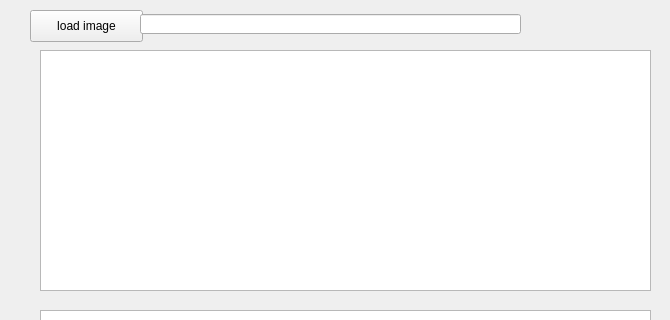
First picture: the form in main_gui.ui, repository faytor/open_lcd_assistant, before the edit; both pictures show x 0 to 670 and y 0 to 320 of the 670 by 733 pixel window.
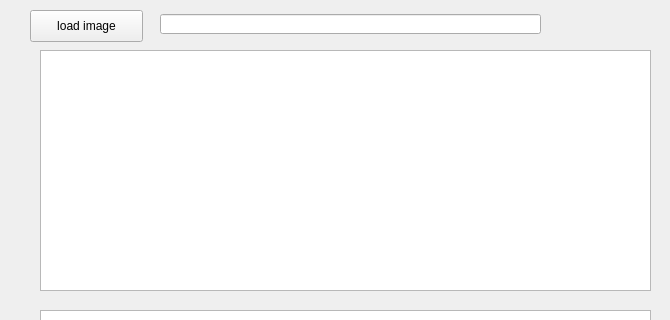
Second picture: the form after the edit.

Commit message: Fix path to the icon

The edit to the form file:
```diff
--- a/main_gui.ui
+++ b/main_gui.ui
@@ -30,7 +30,7 @@
    <widget class="QLineEdit" name="path_line_edit">
     <property name="geometry">
      <rect>
-      <x>140</x>
+      <x>160</x>
       <y>14</y>
       <width>381</width>
       <height>20</height>
```
The commit also changes 1 other file.
